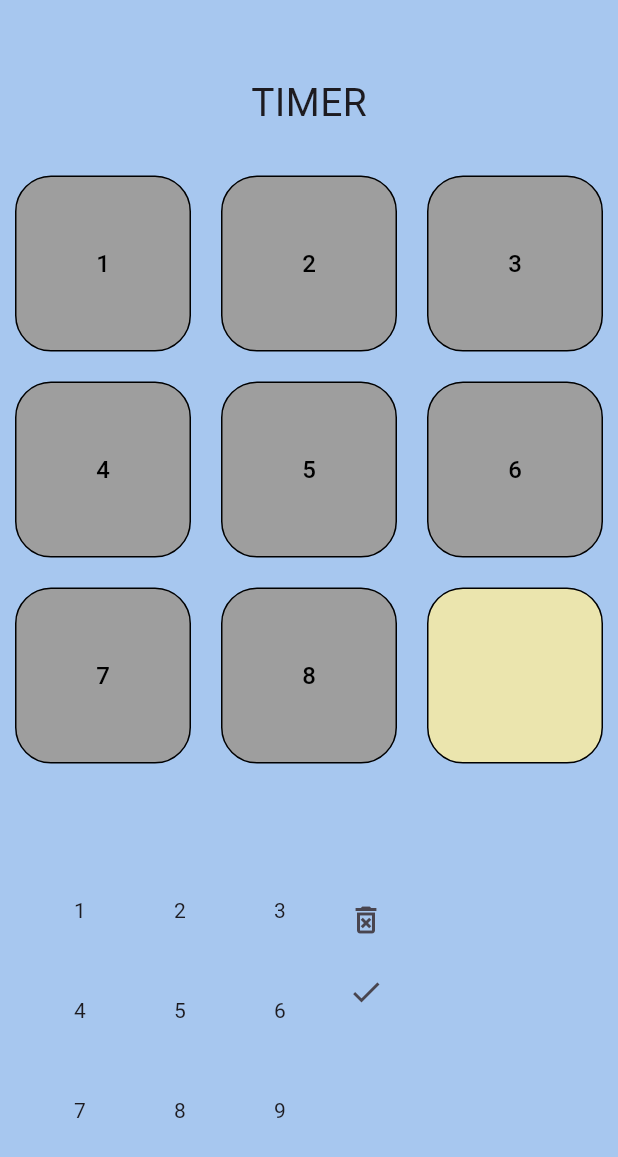
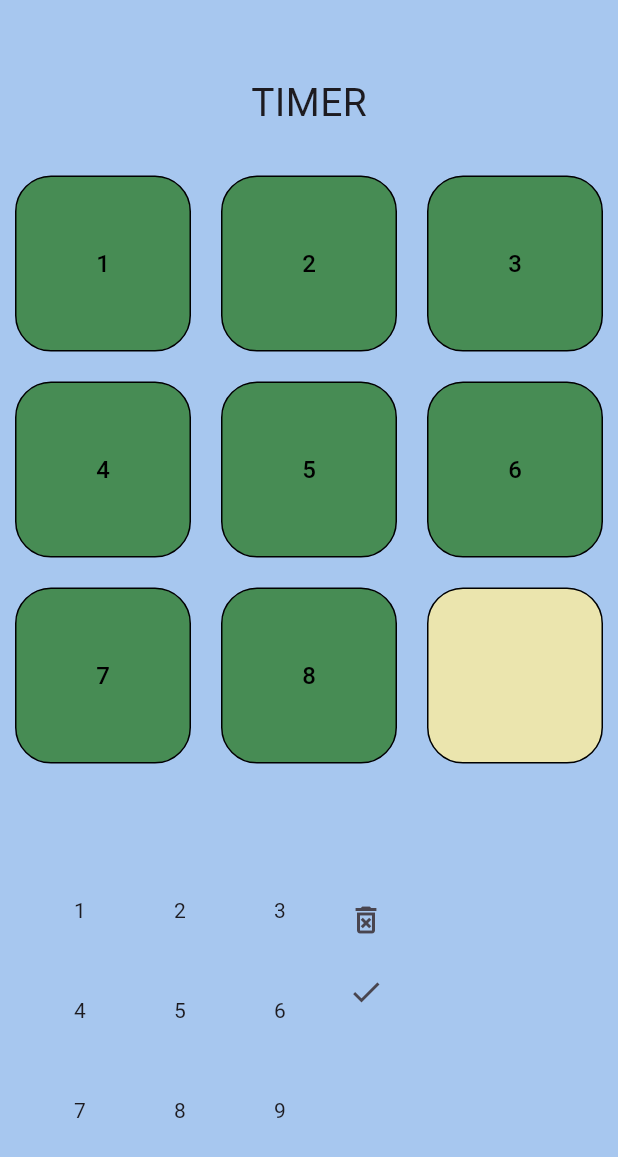
Before and after one commit to jvkobb/logic_game, a Flutter app: the screen it shows after launch, after a tap on an icon or button, on a phone screen of 412 x 824 dp. Shown: the top 1157 px of the screen. Run offline on Flutter 3.47's test engine with Material 3 defaults, Android fonts, the phone set to English and light mode, and no system bars; our stand-ins replace bloc, flutter_bloc.

Commit message:
different app behaviors during answer check implementation

```diff
--- /dev/null
+++ b/lib/blocs/animation/animation_cubit.dart
@@ -0,0 +1,22 @@
+import 'package:bloc/bloc.dart';
+import 'package:flutter/material.dart';
+import 'package:meta/meta.dart';
+
+part 'animation_state.dart';
+
+class AnimationCubit extends Cubit<AnimationState> {
+  AnimationCubit() : super(AnimationState());
+
+  void init(AnimationController animationController) {
+    state.animationController = animationController;
+  }
+
+  void shake() {
+    if (state.animationController!.status == AnimationStatus.completed) {
+    state.animationController!.reset();
+    state.animationController!.forward();
+    } else {
+      state.animationController!.forward();
+    }
+  }
+}
--- /dev/null
+++ b/lib/blocs/animation/animation_state.dart
@@ -0,0 +1,7 @@
+part of 'animation_cubit.dart';
+
+@immutable
+class AnimationState {
+  AnimationController? animationController;
+  AnimationState({this.animationController});
+}
--- a/lib/blocs/riddle_bloc/riddle_bloc.dart
+++ b/lib/blocs/riddle_bloc/riddle_bloc.dart
@@ -1,25 +1,32 @@
 import 'package:bloc/bloc.dart';
+import 'package:game/blocs/animation/animation_cubit.dart';
 import 'package:game/riddle_model.dart';
 import 'package:game/riddles.dart';
 
 part './riddle_event.dart';
 part './riddle_state.dart';
 
-// part 'riddle_state.dart';
+class RiddleBloc extends Bloc<RiddleEvent, RiddleState> {
+  final AnimationCubit animationCubit;
+  RiddleBloc(this.animationCubit) : super(RiddleState(riddles, null)) {
+    late Riddle currentRiddle;
 
-class RiddleBloc extends Bloc<RiddleEvent, RiddleState> {
-  RiddleBloc() : super(RiddleState(riddles)) {
-    late final Riddle currentRiddle;
     on<StartGame>(
       (event, emit) {
         currentRiddle = riddles[event.index];
-        print(currentRiddle.numbers);
+        emit(RiddleState(riddles, Status.onGoing));
       },
     );
 
     on<CheckAnswer>((event, emit) {
       if (currentRiddle.solution == event.guessNumber) {
-        print('you did it!');
+        int index =
+            currentRiddle.numbers.indexWhere((element) => element == null);
+        currentRiddle.numbers[index] = event.guessNumber;
+        emit(RiddleState(riddles, Status.successed));
+      } else {
+        animationCubit.shake();
+        emit(RiddleState(riddles, Status.failed));
       }
     });
 
--- a/lib/blocs/riddle_bloc/riddle_state.dart
+++ b/lib/blocs/riddle_bloc/riddle_state.dart
@@ -1,8 +1,9 @@
 part of './riddle_bloc.dart';
 
-enum Status { noStarted, onGoing, successed, failed, completed }
+enum Status { onGoing, successed, failed }
 
 final class RiddleState {
   List<Riddle> riddles;
-  RiddleState(this.riddles);
+  Status? status;
+  RiddleState(this.riddles, this.status);
 }
--- a/lib/empty_tile.dart
+++ b/lib/empty_tile.dart
@@ -1,13 +1,38 @@
+import 'dart:math';
+
 import 'package:flutter/material.dart';
 import 'package:flutter_bloc/flutter_bloc.dart';
+import 'package:game/blocs/animation/animation_cubit.dart';
 import 'package:game/blocs/keyboard_cubit/keyboard_cubit.dart';
 
-class EmptyTile extends StatelessWidget {
-  const EmptyTile({super.key});
+class EmptyTile extends StatefulWidget {
+  EmptyTile({super.key});
+
+  @override
+  State<EmptyTile> createState() => _EmptyTileState();
+}
+
+class _EmptyTileState extends State<EmptyTile>
+    with SingleTickerProviderStateMixin {
+  @override
+  void initState() {
+    AnimationController animationController = AnimationController(
+        vsync: this, duration: const Duration(milliseconds: 800));
+    context.read<AnimationCubit>().init(animationController);
+    super.initState();
+  }
 
   @override
   Widget build(BuildContext context) {
-    return Container(
+    final _animationController =
+        context.watch<AnimationCubit>().state.animationController!;
+    return AnimatedBuilder(
+      animation: _animationController,
+      builder: (context, child) {
+        final sineValue = sin(4 * 2 * pi * _animationController.value);
+        return Transform.translate(
+          offset: Offset(sineValue, 0),
+          child: Container(
               margin: const EdgeInsets.all(10),
               decoration: BoxDecoration(
                   borderRadius: BorderRadius.circular(24),
@@ -27,6 +52,9 @@ class EmptyTile extends StatelessWidget {
                             color: Colors.black),
                       );
                     },
-            )));
+                  ))),
+        );
+      },
+    );
   }
 }
--- a/lib/game_grid.dart
+++ b/lib/game_grid.dart
@@ -1,4 +1,7 @@
 import 'package:flutter/material.dart';
+import 'package:flutter_bloc/flutter_bloc.dart';
+import 'package:game/blocs/animation/animation_cubit.dart';
+import 'package:game/blocs/riddle_bloc/riddle_bloc.dart';
 import 'package:game/empty_tile.dart';
 import 'package:game/number_tile.dart';
 import 'package:game/riddle_model.dart';
@@ -9,6 +12,7 @@ class GameGrid extends StatelessWidget {
 
   @override
   Widget build(BuildContext context) {
+    context.watch<RiddleBloc>();
     return GridView.builder(
         itemCount: riddle.numbers.length,
         gridDelegate: const SliverGridDelegateWithMaxCrossAxisExtent(
@@ -17,7 +21,7 @@ class GameGrid extends StatelessWidget {
         itemBuilder: (context, index) {
           return riddle.numbers[index] != null
               ? NumberTile(number: riddle.numbers[index]!)
-              : const EmptyTile();
+              : EmptyTile();
         });
   }
 }
--- a/lib/home_widget.dart
+++ b/lib/home_widget.dart
@@ -3,7 +3,6 @@ import 'package:game/riddle_element.dart';
 import 'package:game/riddles.dart';
 
 
-// w UI wogole nie powinnismy uzywac riddles
 class HomeWidget extends StatelessWidget {
   HomeWidget({super.key});
 
--- a/lib/main.dart
+++ b/lib/main.dart
@@ -1,5 +1,6 @@
 import 'package:flutter/material.dart';
 import 'package:flutter_bloc/flutter_bloc.dart';
+import 'package:game/blocs/animation/animation_cubit.dart';
 import 'package:game/blocs/riddle_bloc/riddle_bloc.dart';
 import 'package:game/home_widget.dart';
 
@@ -14,8 +15,9 @@ class MyApp extends StatelessWidget {
   Widget build(BuildContext context) {
     return MultiBlocProvider(
       providers: [
+        BlocProvider(create:(context) => AnimationCubit()),
         BlocProvider(
-          create: (context) => RiddleBloc(),
+          create: (context) => RiddleBloc(context.read<AnimationCubit>()),
         ),
       ],
       child: MaterialApp(
--- a/lib/number_tile.dart
+++ b/lib/number_tile.dart
@@ -8,7 +8,7 @@ class NumberTile extends StatelessWidget {
   Widget build(BuildContext context) {
     return Container(
       margin: const EdgeInsets.all(10),
-      decoration: BoxDecoration(borderRadius: BorderRadius.circular(24), border: Border.all(color: Colors.black), color: Colors.grey),
+      decoration: BoxDecoration(borderRadius: BorderRadius.circular(24), border: Border.all(color: Colors.black), color: Color.fromARGB(255, 71, 140, 84)),
       height: 100,
       width: 100,
       child: Align(
--- a/lib/riddle_element.dart
+++ b/lib/riddle_element.dart
@@ -27,12 +27,13 @@ class RiddleElement extends StatelessWidget {
                 gradient: LinearGradient(
                     begin: Alignment.topLeft,
                     end: Alignment.bottomRight,
-                    colors: currrentRiddle.isCompleted == true
+                    colors: currrentRiddle.isDone
                         ? const [
                             Color.fromARGB(255, 122, 188, 124),
                             Color.fromARGB(255, 128, 137, 137)
                           ]
-                        : const [
+                        :
+                          const [
                             Color.fromARGB(255, 91, 89, 89),
                             Color.fromARGB(255, 92, 91, 91)
                           ]),
--- a/lib/riddle_model.dart
+++ b/lib/riddle_model.dart
@@ -1,13 +1,14 @@
 class Riddle {
   List<int?> numbers;
   int solution;
-  bool isCompleted = false;
   int timeLeft;
   int attempts;
-  Riddle({
-    required this.numbers,
-    required this.solution,
-    required this.timeLeft,
-    required this.attempts
-  });
+  int id;
+  bool get isDone => numbers.every((element) => element != null);
+  Riddle(
+      {required this.numbers,
+      required this.solution,
+      required this.timeLeft,
+      required this.attempts,
+      required this.id});
 }
--- a/lib/riddles.dart
+++ b/lib/riddles.dart
@@ -1,7 +1,7 @@
 import 'package:game/riddle_model.dart';
 
 List<Riddle> riddles = [
-  Riddle(numbers: [1, 2, 3, 4, 5, 6, 7, 8, null], solution: 9, timeLeft: 20, attempts: 3),
-  Riddle(numbers: [2, 4, 6, 8, 10, 12, 14, 16, null], solution: 18, timeLeft: 15, attempts: 3),
-  Riddle(numbers: [3, 6, 9, 12, 15, 18, 21, 24, null], solution: 27, timeLeft: 20, attempts: 3),
+  Riddle(numbers: [1, 2, 3, 4, 5, 6, 7, 8, null], solution: 9, timeLeft: 20, attempts: 3, id: 1),
+  Riddle(numbers: [2, 4, 6, 8, 10, 12, 14, 16, null], solution: 18, timeLeft: 15, attempts: 3, id: 2),
+  Riddle(numbers: [3, 6, 9, 12, 15, 18, 21, 24, null], solution: 27, timeLeft: 20, attempts: 3, id: 3),
 ];
```
Lines whose indentation alone changed are shown as unchanged.
